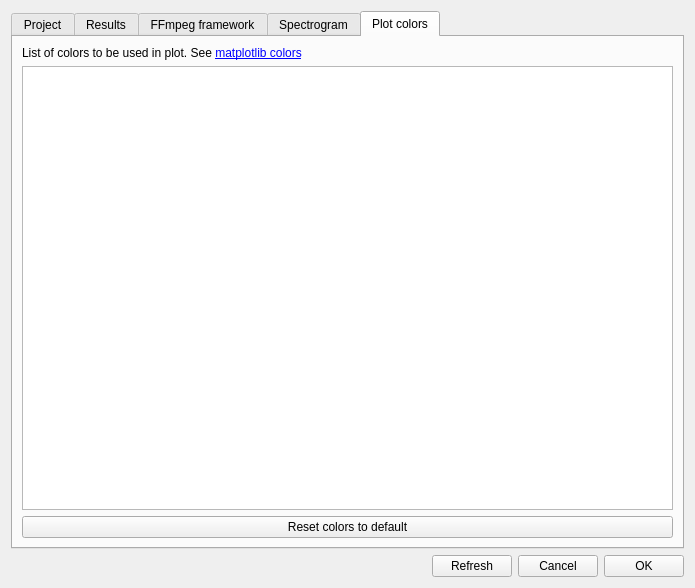
The window that boris/preferences.ui (olivierfriard/BORIS) describes before a commit, drawn with Qt 5.
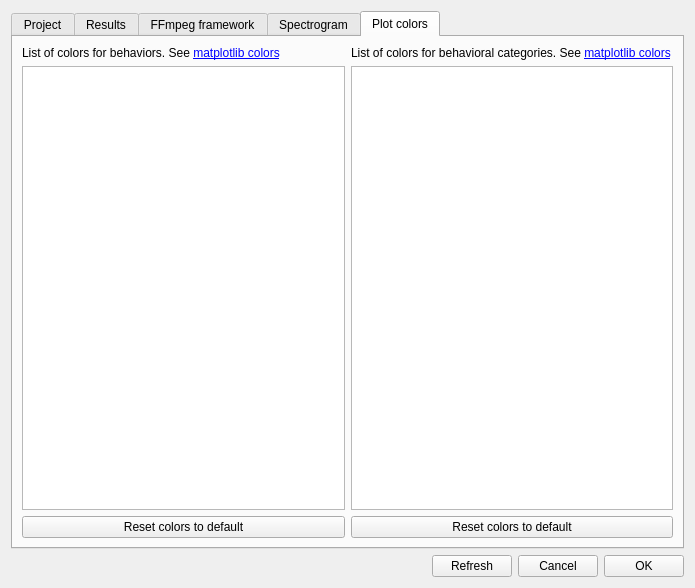
The same window after the commit. The open tabs and pages were chosen to show the change.

```diff
--- a/boris/preferences.ui
+++ b/boris/preferences.ui
@@ -392,13 +392,15 @@
         <attribute name="title">
          <string>Plot colors</string>
         </attribute>
-        <layout class="QVBoxLayout" name="verticalLayout_11">
-         <item>
           <layout class="QVBoxLayout" name="verticalLayout_10">
            <item>
+          <layout class="QHBoxLayout" name="horizontalLayout_12">
+           <item>
+            <layout class="QVBoxLayout" name="verticalLayout_6">
+             <item>
             <widget class="QLabel" name="label_10">
              <property name="text">
-              <string>List of colors to be used in plot. See &lt;a href=&quot;https://matplotlib.org/api/colors_api.html&quot;&gt;matplotlib colors&lt;/a&gt;</string>
+                <string>&lt;html&gt;&lt;head/&gt;&lt;body&gt;&lt;p&gt;List of colors for behaviors. See &lt;a href=&quot;https://matplotlib.org/api/colors_api.html&quot;&gt;&lt;span style=&quot; text-decoration: underline; color:#0000ff;&quot;&gt;matplotlib colors&lt;/span&gt;&lt;/a&gt;&lt;/p&gt;&lt;/body&gt;&lt;/html&gt;</string>
              </property>
              <property name="openExternalLinks">
               <bool>true</bool>
@@ -406,14 +408,40 @@
             </widget>
            </item>
            <item>
-            <widget class="QPlainTextEdit" name="te_plot_colors"/>
+              <widget class="QPlainTextEdit" name="te_behav_colors"/>
            </item>
            <item>
-            <widget class="QPushButton" name="pb_reset_colors">
+              <widget class="QPushButton" name="pb_reset_behav_colors">
              <property name="text">
               <string>Reset colors to default</string>
              </property>
             </widget>
+             </item>
+            </layout>
+           </item>
+           <item>
+            <layout class="QVBoxLayout" name="verticalLayout_9">
+             <item>
+              <widget class="QLabel" name="label_11">
+               <property name="text">
+                <string>&lt;html&gt;&lt;head/&gt;&lt;body&gt;&lt;p&gt;List of colors for behavioral categories. See &lt;a href=&quot;https://matplotlib.org/api/colors_api.html&quot;&gt;&lt;span style=&quot; text-decoration: underline; color:#0000ff;&quot;&gt;matplotlib colors&lt;/span&gt;&lt;/a&gt;&lt;/p&gt;&lt;/body&gt;&lt;/html&gt;</string>
+               </property>
+               <property name="openExternalLinks">
+                <bool>true</bool>
+               </property>
+              </widget>
+             </item>
+             <item>
+              <widget class="QPlainTextEdit" name="te_category_colors"/>
+             </item>
+             <item>
+              <widget class="QPushButton" name="pb_reset_category_colors">
+               <property name="text">
+                <string>Reset colors to default</string>
+               </property>
+              </widget>
+             </item>
+            </layout>
            </item>
           </layout>
          </item>
```
Lines whose indentation alone changed are shown as unchanged.
